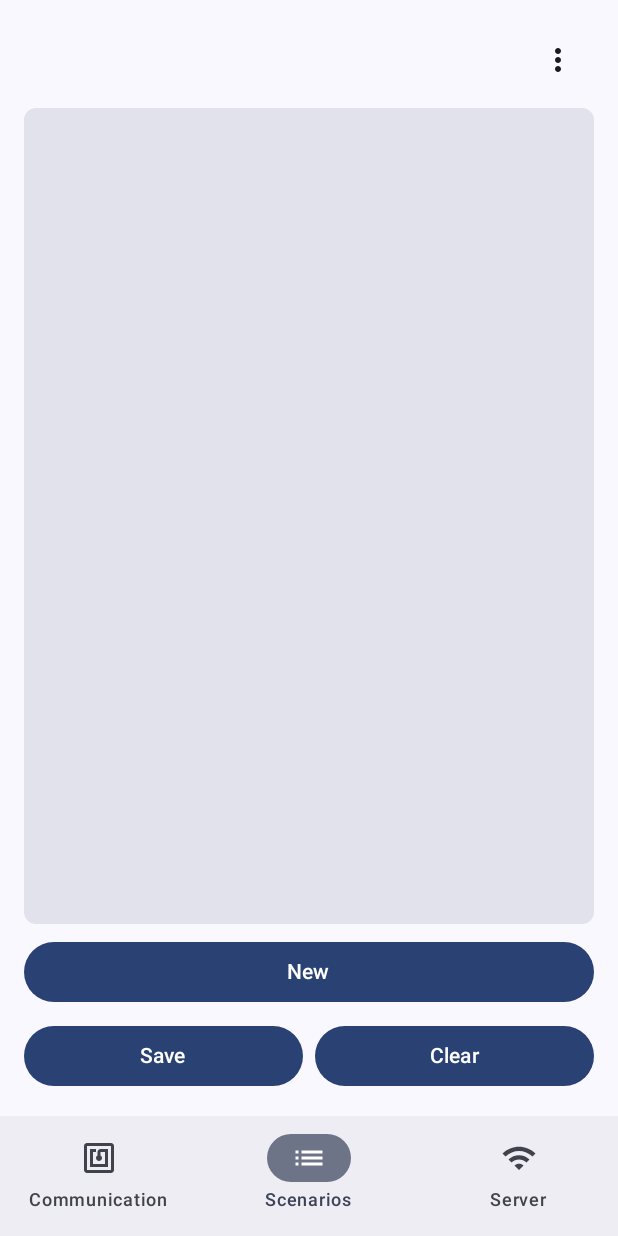
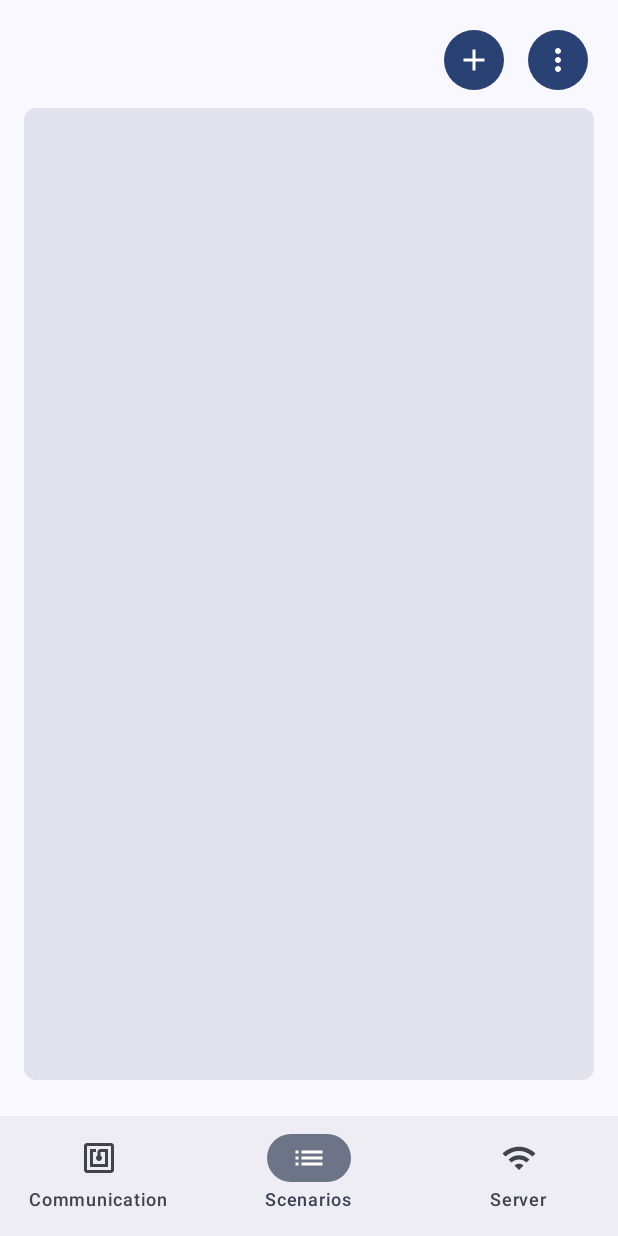
Before and after one commit to Lankow/nfc-emulator, an Android app built with Jetpack Compose: the screen it shows after launch (MainActivity), item 2 of the bottom bar chosen, on a phone screen of 412 x 824 dp. Run offline under Robolectric (Android 15) with nearby library versions, the phone set to English and light mode, and no system bars; pictures from the network do not load; 2 statements that could not run were skipped.

Commit message:
Replace scenario list buttons with circular add and menu icons

```diff
--- a/app/src/main/java/com/lnkv/nfcemulator/MainActivity.kt
+++ b/app/src/main/java/com/lnkv/nfcemulator/MainActivity.kt
@@ -35,6 +35,7 @@ import androidx.compose.material.icons.filled.Close
 import androidx.compose.material.icons.filled.PlayArrow
 import androidx.compose.material.icons.filled.Edit
 import androidx.compose.material.icons.filled.MoreVert
+import androidx.compose.material.icons.filled.Add
 import androidx.compose.runtime.getValue
 import androidx.compose.runtime.mutableStateOf
 import androidx.compose.runtime.saveable.rememberSaveable
@@ -63,6 +64,7 @@ import androidx.compose.material3.MultiChoiceSegmentedButtonRow
 import androidx.compose.material3.SegmentedButton
 import androidx.compose.material3.SegmentedButtonDefaults
 import androidx.compose.material3.SingleChoiceSegmentedButtonRow
+import androidx.compose.material3.FilledIconButton
 import android.graphics.drawable.ColorDrawable
 import android.graphics.drawable.GradientDrawable
 import android.view.MotionEvent
@@ -792,7 +794,6 @@ fun ScenarioScreen(modifier: Modifier = Modifier) {
     val scenarios = remember { loadScenarios(context) }
     val selected = remember { mutableStateListOf<Int>() }
     var editingIndex by rememberSaveable { mutableStateOf<Int?>(null) }
-    var showClearDialog by remember { mutableStateOf(false) }
     var deleteIndices by remember { mutableStateOf<List<Int>?>(null) }
     var showMenu by remember { mutableStateOf(false) }
 
@@ -845,8 +846,19 @@ fun ScenarioScreen(modifier: Modifier = Modifier) {
                 modifier = Modifier.fillMaxWidth(),
                 horizontalArrangement = Arrangement.End
             ) {
+                FilledIconButton(
+                    onClick = { editingIndex = -1 },
+                    shape = CircleShape,
+                    modifier = Modifier.testTag("ScenarioNew")
+                ) {
+                    Icon(Icons.Filled.Add, contentDescription = "New Scenario")
+                }
+                Spacer(modifier = Modifier.width(8.dp))
                 Box {
-                    IconButton(onClick = { showMenu = true }) {
+                    FilledIconButton(
+                        onClick = { showMenu = true },
+                        shape = CircleShape
+                    ) {
                         Icon(Icons.Filled.MoreVert, contentDescription = "Menu")
                     }
                     DropdownMenu(expanded = showMenu, onDismissRequest = { showMenu = false }) {
@@ -949,44 +961,6 @@ fun ScenarioScreen(modifier: Modifier = Modifier) {
                 }
             }
             Spacer(modifier = Modifier.height(8.dp))
-            Button(
-                onClick = { editingIndex = -1 },
-                modifier = Modifier.fillMaxWidth().testTag("ScenarioNew")
-            ) { Text("New") }
-            Spacer(modifier = Modifier.height(8.dp))
-            Row(
-                modifier = Modifier.fillMaxWidth(),
-                horizontalArrangement = Arrangement.spacedBy(8.dp)
-            ) {
-                Button(
-                    onClick = {
-                        saveScenarios(context, scenarios)
-                        Toast.makeText(context, "Saved", Toast.LENGTH_SHORT).show()
-                    },
-                    modifier = Modifier.weight(1f).testTag("ScenarioSave")
-                ) { Text("Save") }
-                Button(
-                    onClick = { showClearDialog = true },
-                    modifier = Modifier.weight(1f).testTag("ScenarioClear")
-                ) { Text("Clear") }
-            }
-        }
-        if (showClearDialog) {
-            AlertDialog(
-                onDismissRequest = { showClearDialog = false },
-                confirmButton = {
-                    Button(onClick = {
-                        scenarios.clear()
-                        selected.clear()
-                        showClearDialog = false
-                        saveScenarios(context, scenarios)
-                    }) { Text("OK") }
-                },
-                dismissButton = {
-                    Button(onClick = { showClearDialog = false }) { Text("Cancel") }
-                },
-                text = { Text("Clear all scenarios?") }
-            )
         }
         if (deleteIndices != null) {
             val count = deleteIndices!!.size
```
